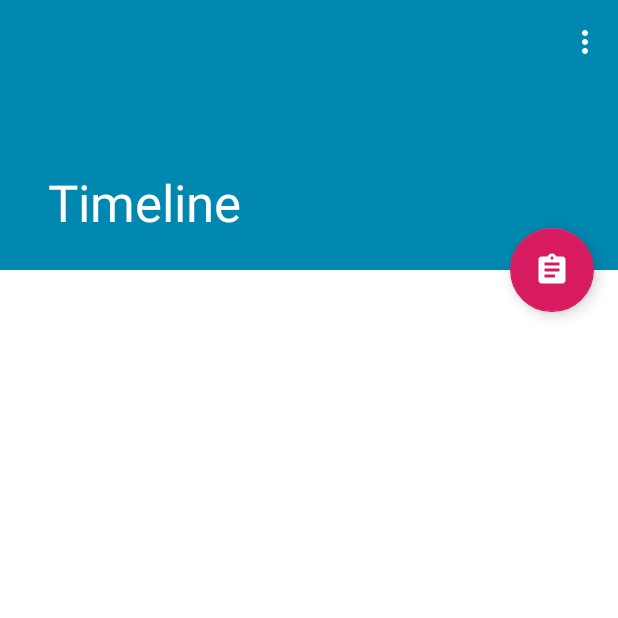
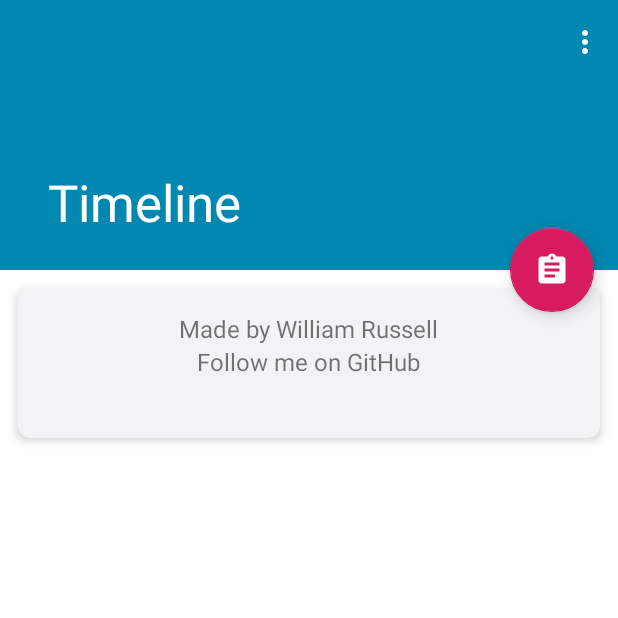
Before and after one commit to wrussell1999/medhelp-android, an Android app: the screen it shows after launch (Timeline), on a phone screen of 412 x 824 dp, the top half of it. Run offline under Robolectric (Android 15) with nearby library versions, the phone set to English and light mode, and no system bars.

Commit message:
Material Cards added to Timeline

```diff
--- a/app/src/main/AndroidManifest.xml
+++ b/app/src/main/AndroidManifest.xml
@@ -39,7 +39,6 @@
             android:exported="false" />
 
         <activity android:name=".About" />
-
     </application>
 
 </manifest>
--- a/app/src/main/res/layout/content_timeline.xml
+++ b/app/src/main/res/layout/content_timeline.xml
@@ -10,8 +10,43 @@
 
     <LinearLayout
         android:layout_width="match_parent"
-        android:layout_height="match_parent">
+        android:layout_height="match_parent"
+        android:padding="4dp">
+        <com.google.android.material.card.MaterialCardView
+            android:layout_width="match_parent"
+            android:layout_height="wrap_content"
+            android:layout_marginLeft="@dimen/mtrl_card_spacing"
+            android:layout_marginTop="@dimen/mtrl_card_spacing"
+            android:layout_marginRight="@dimen/mtrl_card_spacing"
+            android:layout_marginBottom="@dimen/mtrl_card_spacing"
+            android:minHeight="100dp"
+            android:padding="16dp"
+            android:paddingTop="16dp"
+            app:cardBackgroundColor="@color/textboxBackground"
+            app:cardCornerRadius="8dp"
+            app:cardElevation="4dp">
 
+            <LinearLayout
+                android:layout_width="match_parent"
+                android:layout_height="match_parent"
+                android:gravity="center"
+                android:orientation="vertical"
+                android:padding="16dp">
+
+                <TextView
+                    android:layout_width="wrap_content"
+                    android:layout_height="wrap_content"
+                    android:text="Made by William Russell"
+                    android:textSize="16dp" />
+
+                <TextView
+                    android:layout_width="wrap_content"
+                    android:layout_height="wrap_content"
+                    android:text="Follow me on GitHub"
+                    android:textSize="16dp" />
+            </LinearLayout>
+
+        </com.google.android.material.card.MaterialCardView>
 
     </LinearLayout>
 </androidx.core.widget.NestedScrollView>
--- a/app/src/main/res/values/colors.xml
+++ b/app/src/main/res/values/colors.xml
@@ -1,6 +1,6 @@
 <?xml version="1.0" encoding="utf-8"?>
 <resources>
-    <color name="colorPrimary">#0088B1</color>
+    <color name="colorPrimary">#0088b1</color>
     <color name="colorPrimaryDark">#00567E</color>
     <color name="colorAccent">#D81B60</color>
     <color name="textboxBorder">#babdbe</color>
```
